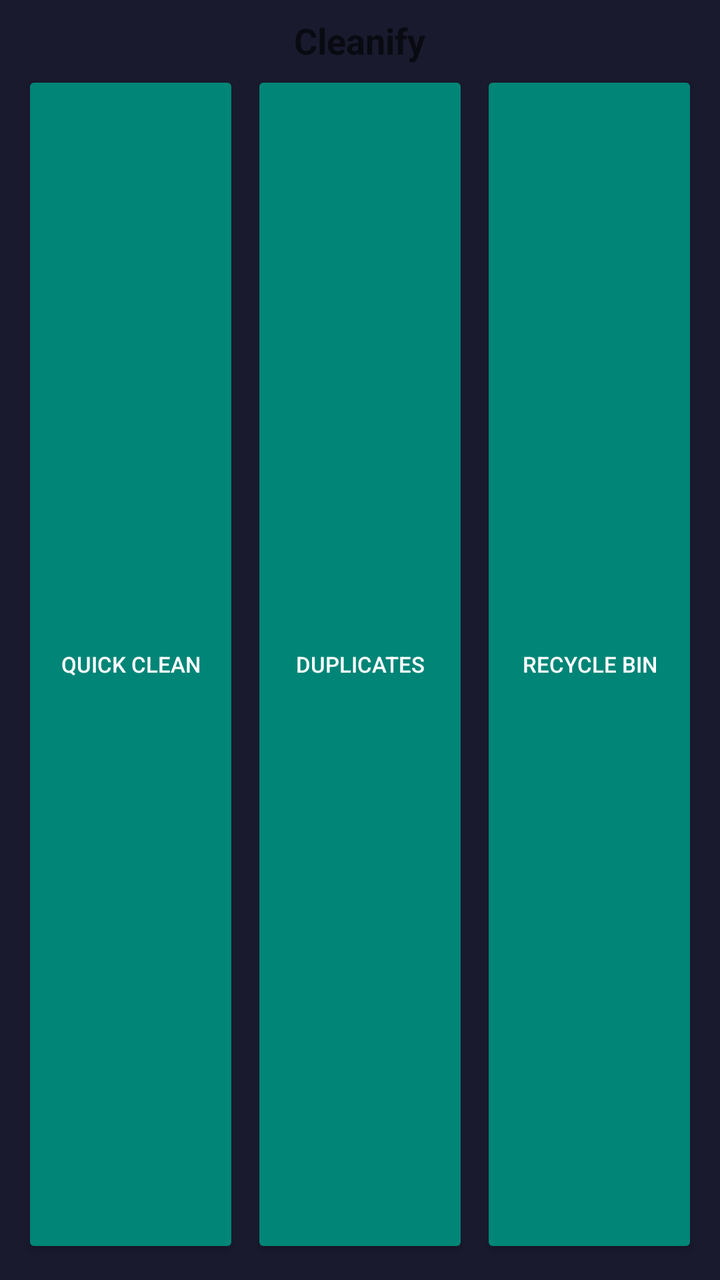
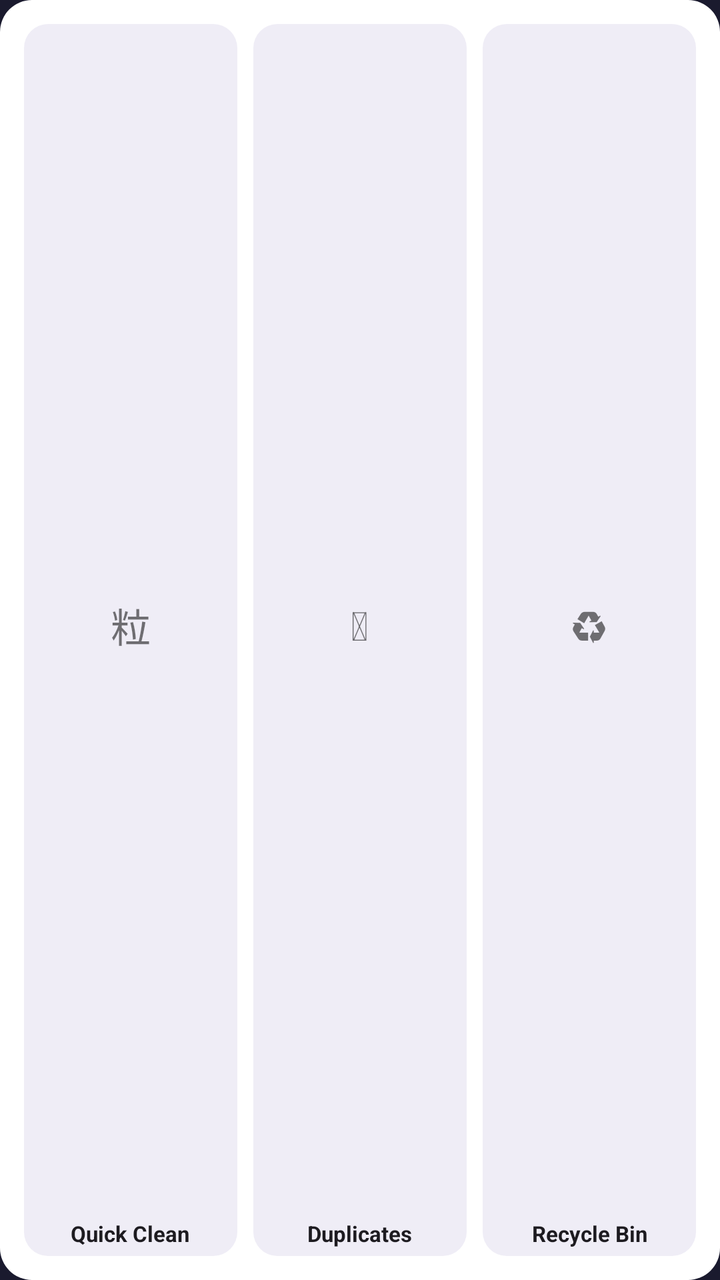

Two renders of the same Android screen: before a commit and after it. Below are the layout's source before the change and the commit's diff.
<!-- AndroidManifest.xml: application theme Theme.Cleanify -->
<!-- res/layout/widget_cleanify_layout.xml -->
<?xml version="1.0" encoding="utf-8"?>
<LinearLayout xmlns:android="http://schemas.android.com/apk/res/android"
    android:layout_width="match_parent"
    android:layout_height="match_parent"
    android:orientation="vertical"
    android:padding="8dp"
    android:gravity="center">

    <TextView
        android:id="@+id/widget_title"
        android:layout_width="wrap_content"
        android:layout_height="wrap_content"
        android:text="@string/app_name"
        android:textAppearance="@android:style/TextAppearance.Material.Medium"
        android:textStyle="bold"
        android:gravity="center" />

    <LinearLayout
        android:layout_width="match_parent"
        android:layout_height="0dp"
        android:layout_weight="1"
        android:orientation="horizontal"
        android:gravity="center"
        android:weightSum="3">

        <Button
            android:id="@+id/action_clean"
            style="@android:style/Widget.Material.Button.Colored"
            android:layout_width="0dp"
            android:layout_height="match_parent"
            android:layout_weight="1"
            android:layout_margin="3dp"
            android:text="@string/widget_quick_clean"
            android:textSize="11sp"
            android:gravity="center"
            android:lines="2" />

        <Button
            android:id="@+id/action_duplicates"
            style="@android:style/Widget.Material.Button.Colored"
            android:layout_width="0dp"
            android:layout_height="match_parent"
            android:layout_weight="1"
            android:layout_margin="3dp"
            android:text="@string/widget_duplicates"
            android:textSize="11sp"
            android:gravity="center"
            android:lines="2" />

        <Button
            android:id="@+id/action_recycle_bin"
            style="@android:style/Widget.Material.Button.Colored"
            android:layout_width="0dp"
            android:layout_height="match_parent"
            android:layout_weight="1"
            android:layout_margin="3dp"
            android:text="@string/widget_recycle_bin"
            android:textSize="11sp"
            android:gravity="center"
            android:lines="2" />

    </LinearLayout>

</LinearLayout>
<!-- resources referenced by this layout -->
<resources>
  <string name="app_name">Cleanify</string>
  <string name="widget_duplicates">Duplicates</string>
  <string name="widget_quick_clean">Quick Clean</string>
  <string name="widget_recycle_bin">Recycle Bin</string>
  <style name="Theme.Cleanify" parent="Theme.AppCompat.DayNight.NoActionBar">
          <item name="android:statusBarColor">@android:color/transparent</item>
          <item name="android:navigationBarColor">@android:color/transparent</item>
          <item name="android:windowLightStatusBar">false</item>
  
          
          <item name="android:windowBackground">@color/splash_background</item>
  
          
          <item name="windowSplashScreenBackground">@color/splash_background</item>
          <item name="windowSplashScreenIconBackgroundColor">@android:color/transparent</item>
          <item name="postSplashScreenTheme">@style/Theme.Cleanify</item>
      </style>
  <color name="splash_background">#1A1A2E</color>
</resources>

<!-- the commit's change to res/layout/widget_cleanify_layout.xml (unified diff, before → after) -->
@@ -4,16 +4,7 @@
     android:layout_height="match_parent"
     android:orientation="vertical"
     android:padding="8dp"
-    android:gravity="center">
-
-    <TextView
-        android:id="@+id/widget_title"
-        android:layout_width="wrap_content"
-        android:layout_height="wrap_content"
-        android:text="@string/app_name"
-        android:textAppearance="@android:style/TextAppearance.Material.Medium"
-        android:textStyle="bold"
-        android:gravity="center" />
+    android:background="@drawable/widget_bg">
 
     <LinearLayout
         android:layout_width="match_parent"
@@ -23,41 +14,98 @@
         android:gravity="center"
         android:weightSum="3">
 
-        <Button
+        <LinearLayout
             android:id="@+id/action_clean"
-            style="@android:style/Widget.Material.Button.Colored"
             android:layout_width="0dp"
             android:layout_height="match_parent"
             android:layout_weight="1"
-            android:layout_margin="3dp"
-            android:text="@string/widget_quick_clean"
-            android:textSize="11sp"
+            android:layout_margin="4dp"
+            android:orientation="vertical"
             android:gravity="center"
-            android:lines="2" />
+            android:background="@drawable/widget_button_bg"
+            android:padding="4dp">
 
-        <Button
+            <TextView
+                android:layout_width="wrap_content"
+                android:layout_height="0dp"
+                android:layout_weight="1"
+                android:text="&#x1F9F9;"
+                android:textSize="20sp"
+                android:gravity="center" />
+
+            <TextView
+                android:layout_width="wrap_content"
+                android:layout_height="wrap_content"
+                android:text="@string/widget_quick_clean"
+                android:textSize="11sp"
+                android:textColor="#1D1B20"
+                android:textStyle="bold"
+                android:gravity="center"
+                android:lines="1" />
+
+        </LinearLayout>
+
+        <LinearLayout
             android:id="@+id/action_duplicates"
-            style="@android:style/Widget.Material.Button.Colored"
             android:layout_width="0dp"
             android:layout_height="match_parent"
             android:layout_weight="1"
-            android:layout_margin="3dp"
-            android:text="@string/widget_duplicates"
-            android:textSize="11sp"
+            android:layout_margin="4dp"
+            android:orientation="vertical"
             android:gravity="center"
-            android:lines="2" />
+            android:background="@drawable/widget_button_bg"
+            android:padding="4dp">
 
-        <Button
+            <TextView
+                android:layout_width="wrap_content"
+                android:layout_height="0dp"
+                android:layout_weight="1"
+                android:text="&#x1F501;"
+                android:textSize="20sp"
+                android:gravity="center" />
+
+            <TextView
+                android:layout_width="wrap_content"
+                android:layout_height="wrap_content"
+                android:text="@string/widget_duplicates"
+                android:textSize="11sp"
+                android:textColor="#1D1B20"
+                android:textStyle="bold"
+                android:gravity="center"
+                android:lines="1" />
+
+        </LinearLayout>
+
+        <LinearLayout
             android:id="@+id/action_recycle_bin"
-            style="@android:style/Widget.Material.Button.Colored"
             android:layout_width="0dp"
             android:layout_height="match_parent"
             android:layout_weight="1"
-            android:layout_margin="3dp"
-            android:text="@string/widget_recycle_bin"
-            android:textSize="11sp"
+            android:layout_margin="4dp"
+            android:orientation="vertical"
             android:gravity="center"
-            android:lines="2" />
+            android:background="@drawable/widget_button_bg"
+            android:padding="4dp">
+
+            <TextView
+                android:layout_width="wrap_content"
+                android:layout_height="0dp"
+                android:layout_weight="1"
+                android:text="&#x267B;"
+                android:textSize="20sp"
+                android:gravity="center" />
+
+            <TextView
+                android:layout_width="wrap_content"
+                android:layout_height="wrap_content"
+                android:text="@string/widget_recycle_bin"
+                android:textSize="11sp"
+                android:textColor="#1D1B20"
+                android:textStyle="bold"
+                android:gravity="center"
+                android:lines="1" />
+
+        </LinearLayout>
 
     </LinearLayout>
 
<!-- resource entries referenced after the edit -->
@@ -1,6 +1,20 @@
 <!-- resources referenced by this layout -->
 <resources>
-  <string name="app_name">Cleanify</string>
+  <!-- drawable widget_bg (drawable) -->
+  <?xml version="1.0" encoding="utf-8"?>
+  <shape xmlns:android="http://schemas.android.com/apk/res/android"
+      android:shape="rectangle">
+      <solid android:color="@android:color/white" />
+      <corners android:radius="16dp" />
+      <padding android:left="4dp" android:top="4dp" android:right="4dp" android:bottom="4dp" />
+  </shape>
+  <!-- drawable widget_button_bg (drawable) -->
+  <?xml version="1.0" encoding="utf-8"?>
+  <shape xmlns:android="http://schemas.android.com/apk/res/android"
+      android:shape="rectangle">
+      <solid android:color="#1A6750A4" />
+      <corners android:radius="12dp" />
+  </shape>
   <string name="widget_duplicates">Duplicates</string>
   <string name="widget_quick_clean">Quick Clean</string>
   <string name="widget_recycle_bin">Recycle Bin</string>
